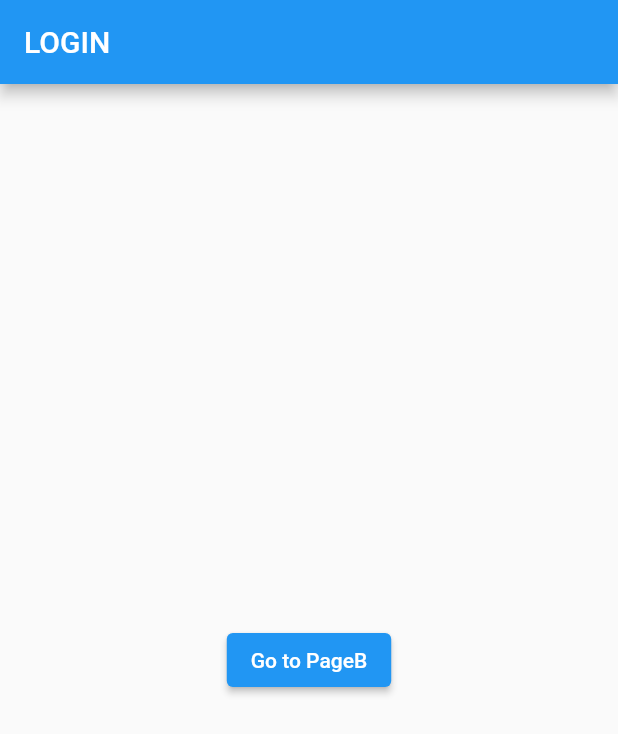
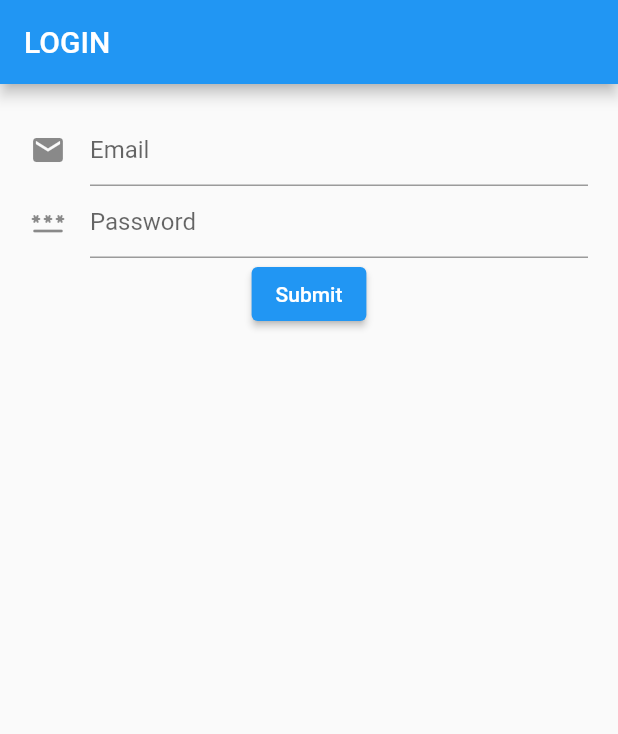
Before and after one commit to ztef/vix_roader_old, a Flutter app: the screen it shows after launch, on a phone screen of 412 x 824 dp. Shown: the top 734 px of the screen. Run offline on Flutter 3.47's test engine with Material 2 defaults, Android fonts, the phone set to English and light mode, and no system bars; our stand-ins replace bloc, flutter_bloc.

```diff
--- a/lib/events/app_events.dart
+++ b/lib/events/app_events.dart
@@ -5,6 +5,17 @@ abstract class AppEvent {
 }
 
 class NavigateTo extends AppEvent {
-  final LocalState destinationState;
+  final AppState destinationState;
   const NavigateTo(this.destinationState);
 }
+
+class AppStarted extends AppEvent {}
+
+class AttemptToLogin extends AppEvent {
+  final userCredentials;
+  const AttemptToLogin(this.userCredentials) : super();
+}
+
+class AttemptToRegister extends AppEvent {}
+
+class AttemptToLogOut extends AppEvent {}
--- a/lib/main.dart
+++ b/lib/main.dart
@@ -3,6 +3,7 @@ import 'package:flutter_bloc/flutter_bloc.dart';
 import 'package:vix_m/bloc/app_bloc.dart';
 import 'package:vix_m/navigators/app_navigator.dart';
 import 'package:vix_m/repositories/app_repository.dart';
+import 'package:vix_m/events/app_events.dart';
 
 void main() {
   runApp(MyApp());
@@ -29,7 +30,7 @@ class _MyAppState extends State<MyApp> {
       child: BlocProvider(
         create: (context) => AppBloc(
           context.read<AppRepository>(),
-        ),
+        )..add(AppStarted()),
         child: AppNavigator(),
       ),
     ));
--- a/lib/navigators/app_navigator.dart
+++ b/lib/navigators/app_navigator.dart
@@ -4,6 +4,8 @@ import 'package:vix_m/bloc/app_bloc.dart';
 import 'package:vix_m/states/app_states.dart';
 import 'package:vix_m/screens/authScreens/login_view.dart';
 import 'package:vix_m/screens/authScreens/signup_view.dart';
+import 'package:vix_m/screens/authScreens/splash_view.dart';
+import 'package:vix_m/screens/authScreens/welcome_view.dart';
 
 class AppNavigator extends StatelessWidget {
   @override
@@ -11,13 +13,10 @@ class AppNavigator extends StatelessWidget {
     return BlocBuilder<AppBloc, AppState>(builder: (context, state) {
       return Navigator(
         pages: [
-          // Show login
-          if (state.currentState == LocalState.state0)
-            MaterialPage(child: LoginView()),
-
-          // Show confirm sign up
-          if (state.currentState == LocalState.state1)
-            MaterialPage(child: SignUpView())
+          if (state is InitialState) MaterialPage(child: SplashView()),
+          if (state is NotLogged) MaterialPage(child: LoginView()),
+          if (state is AttemptingToLogin) MaterialPage(child: SignUpView()),
+          if (state is Logged) MaterialPage(child: WelcomeView(state.user))
         ],
         onPopPage: (route, result) => route.didPop(result),
       );
--- a/lib/screens/authScreens/login_view.dart
+++ b/lib/screens/authScreens/login_view.dart
@@ -3,23 +3,141 @@ import 'package:flutter_bloc/flutter_bloc.dart';
 import 'package:vix_m/bloc/app_bloc.dart';
 import 'package:vix_m/events/app_events.dart';
 import 'package:vix_m/states/app_states.dart';
+import 'package:vix_m/utils/validators.dart';
 
-class LoginView extends StatelessWidget {
+class LoginView extends StatefulWidget {
+  @override
+  _LoginViewState createState() => _LoginViewState();
+}
+
+class _LoginViewState extends State<LoginView> {
+  final _formKey = GlobalKey<FormState>();
+  bool _isLoading = false;
+
+  String userEmail = '';
+  String userPassword = '';
+
   @override
   Widget build(BuildContext context) {
     return Scaffold(
-      appBar: AppBar(
-        title: Text('LOGIN'),
-      ),
-      body: Center(
-        child: ElevatedButton(
-          child: Text('Go to PageB'),
-          onPressed: () {
-            BlocProvider.of<AppBloc>(context)
-                .add(NavigateTo(LocalState.state1));
-          },
+        appBar: AppBar(
+          title: Text('LOGIN'),
         ),
-      ),
+        body: SafeArea(
+            child: Container(
+          padding: EdgeInsets.all(20),
+          child: BlocListener<AppBloc, AppState>(
+            listener: (context, state) {
+              if (state is LoginFailed) {
+                _showSnackBar(context, state.error);
+              }
+            },
+            child: Form(
+              key: _formKey,
+              autovalidateMode: AutovalidateMode.onUserInteraction,
+              child: Column(
+                children: [
+                  //_nameTextField(),
+                  _emailTextField(),
+                  //_phoneTextField(),
+                  _passwordTextField(),
+                  _submitButton()
+                ],
+              ),
+            ),
+          ),
+        )));
+  }
+
+  Widget _emailTextField() {
+    return TextFormField(
+      decoration: InputDecoration(icon: Icon(Icons.email), hintText: 'Email'),
+      validator: (v) {
+        if (v!.isValidEmail) {
+          return null;
+        } else {
+          return 'Please enter a valid email';
+        }
+      },
+      onChanged: (value) {
+        setState(() {
+          userEmail = value;
+        });
+      },
     );
   }
+
+  Widget _passwordTextField() {
+    return TextFormField(
+      obscureText: true,
+      decoration: InputDecoration(
+          icon: Icon(Icons.password_rounded), hintText: 'Password'),
+      validator: (v) {
+        if (v!.isValidPassword) {
+          return null;
+        } else {
+          return 'Password must contain an uppercase, lowercase, numeric digit and special character';
+        }
+      },
+      onChanged: (value) {
+        setState(() {
+          userPassword = value;
+        });
+      },
+    );
+  }
+
+  /*
+  Widget _nameTextField() {
+    return TextFormField(
+      decoration: InputDecoration(icon: Icon(Icons.person), hintText: 'Name'),
+      validator: (v) {
+        if (v!.isValidName) {
+          return null;
+        } else {
+          return 'Please enter a valid name';
+        }
+      },
+    );
+  }
+
+  Widget _phoneTextField() {
+    return TextFormField(
+      decoration: InputDecoration(icon: Icon(Icons.phone), hintText: 'Phone'),
+      validator: (v) {
+        if (v!.isValidPhone) {
+          return null;
+        } else {
+          return 'Phone Number must be up to 11 digits';
+        }
+      },
+    );
+  }
+
+*/
+
+  Widget _submitButton() {
+    return Builder(builder: (context) {
+      return _isLoading
+          ? CircularProgressIndicator()
+          : ElevatedButton(
+              child: Text('Submit'),
+              onPressed: () {
+                if (_formKey.currentState!.validate()) {
+                  setState(() {
+                    _isLoading = true;
+                  });
+
+                  context.read<AppBloc>().add(AttemptToLogin(
+                      {'user': userEmail, 'password': userPassword}));
+                }
+              },
+            );
+    });
+  }
+
+  void _showSnackBar(BuildContext context, String message) {
+    final snackBar = SnackBar(content: Text(message));
+    ScaffoldMessenger.of(context).showSnackBar(snackBar);
+  }
 }
--- a/lib/screens/authScreens/signup_view.dart
+++ b/lib/screens/authScreens/signup_view.dart
@@ -2,7 +2,7 @@ import 'package:flutter/material.dart';
 import 'package:flutter_bloc/flutter_bloc.dart';
 import 'package:vix_m/bloc/app_bloc.dart';
 import 'package:vix_m/events/app_events.dart';
-import 'package:vix_m/states/app_states.dart';
+//import 'package:vix_m/states/app_states.dart';
 
 class SignUpView extends StatelessWidget {
   @override
@@ -15,8 +15,7 @@ class SignUpView extends StatelessWidget {
         child: ElevatedButton(
           child: Text('Go to PageA'),
           onPressed: () {
-            BlocProvider.of<AppBloc>(context)
-                .add(NavigateTo(LocalState.state0));
+            BlocProvider.of<AppBloc>(context).add(AttemptToRegister());
           },
         ),
       ),
--- a/lib/states/app_states.dart
+++ b/lib/states/app_states.dart
@@ -1,4 +1,4 @@
-//this is the state the user is expected to see
+/*this is the state the user is expected to see
 class AppState {
   final LocalState currentState;
   const AppState(this.currentState);
@@ -7,10 +7,44 @@ class AppState {
 // helpful navigation pages, you can change
 // them to support your pages
 enum LocalState {
-  state0,
+  state0, // Initial State: Attempt Autoligin
   state1,
   state2,
-  state3,
-  state4,
+  notLogged,
+  registering,
+  logged,
   state5,
 }
+*/
+
+abstract class AppState {}
+
+class InitialState extends AppState {}
+
+class NotLogged extends AppState {}
+
+class AttemptingToLogin extends AppState {}
+
+class AttemptingToRegister extends AppState {}
+
+class Logged extends AppState {
+  final String user;
+
+  Logged({
+    this.user = '',
+  });
+
+  Logged replaceWith({
+    required String user,
+  }) {
+    return Logged(user: user);
+  }
+}
+
+class LoginFailed extends AppState {
+  final String error;
+
+  LoginFailed(this.error);
+}
+
+class Working extends AppState {}
```
Also changed, not shown: lib/bloc/app_bloc.dart (+30 -3 lines), lib/domain/user.dart (added, +32 -0 lines), lib/repositories/app_repository.dart (+19 -0 lines), lib/repositories/app_url.dart (added, +13 -0 lines), lib/repositories/remote_repository.dart (added, +70 -0 lines), lib/screens/authScreens/splash_view.dart (added, +13 -0 lines), lib/screens/authScreens/welcome_view.dart (added, +30 -0 lines), lib/states/form_submission_status.dart (added, +17 -0 lines), lib/utils/validators.dart (added, +31 -0 lines), lib/repositories/local_repository.dart (added).
